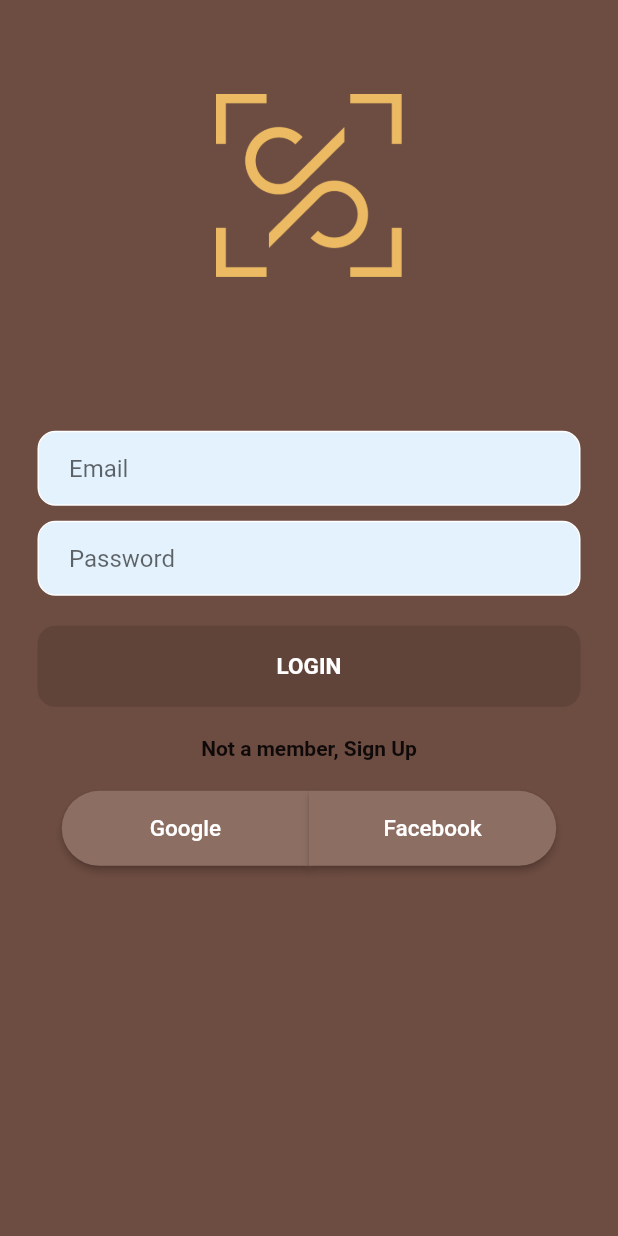
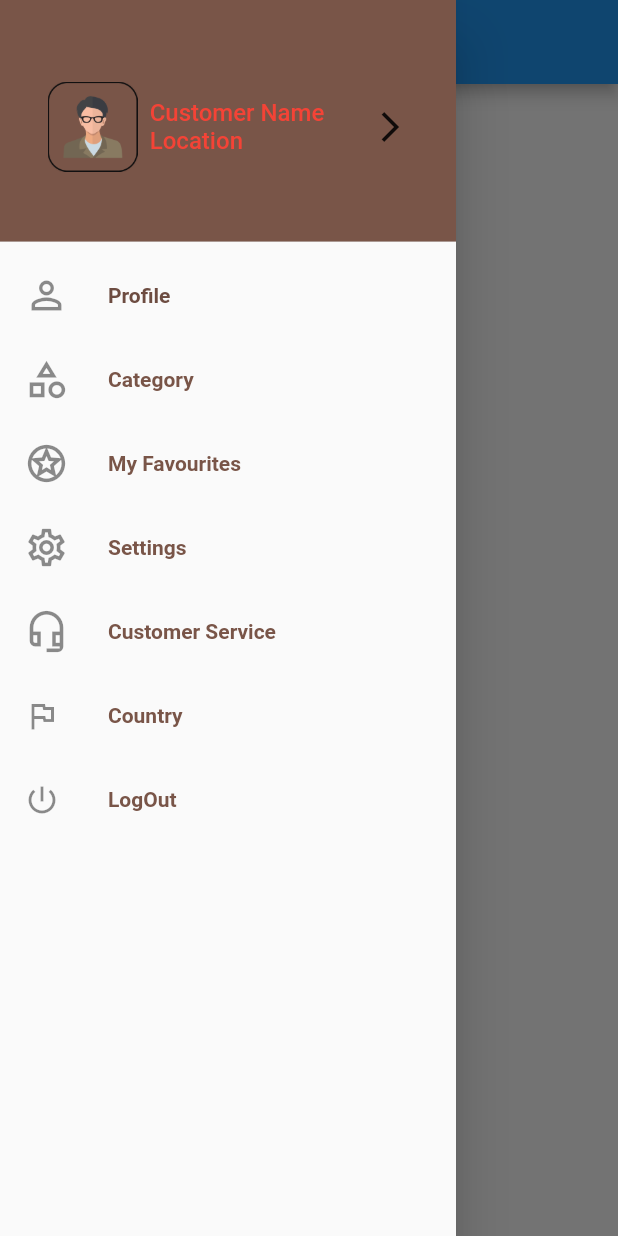
Before and after one commit to abhijitsk/codey, a Flutter app: the screen it shows after launch, with the side drawer open (before the commit the screen has no drawer), on a phone screen of 412 x 824 dp. Run offline on Flutter 3.47's test engine with Material 2 defaults, Android fonts, the light colour scheme and no system bars; our stand-ins replace animated_splash_screen, firebase_auth, firebase_core; accounts and stored records are empty.

Commit message:
slider created

```diff
--- /dev/null
+++ b/codey/lib/login/homepafe_safe.dart
@@ -0,0 +1,31 @@
+import 'package:firebase_auth/firebase_auth.dart';
+import 'package:flutter/material.dart';
+
+class Homepage extends StatefulWidget{
+  const Homepage({Key? key}) : super(key: key);
+
+  @override
+  State<Homepage> createState() => _HomePageState();
+}
+
+class _HomePageState extends State<Homepage>{
+  final user = FirebaseAuth.instance.currentUser!;
+
+
+  @override
+  Widget build(BuildContext context){
+    return  Scaffold(
+      body: Center(child: Column(
+        mainAxisAlignment: MainAxisAlignment.center,
+        children: [
+          Text('Signed in'),
+          MaterialButton(
+            onPressed: () {
+            FirebaseAuth.instance.signOut();
+          },
+          child: Text('SignOut'),)
+        ],
+      )),
+    );
+  }
+}
--- a/codey/lib/login/loginroute.dart
+++ b/codey/lib/login/loginroute.dart
@@ -2,6 +2,7 @@ import 'package:flutter/material.dart';
 import 'package:codey/login/loginpage.dart';
 import 'package:firebase_auth/firebase_auth.dart';
 import 'package:codey/login/home_page.dart';
+
 
 
 class Loginroute extends StatelessWidget{
--- a/codey/lib/main.dart
+++ b/codey/lib/main.dart
@@ -1,12 +1,13 @@
+import 'package:codey/login/home_page.dart';
+import 'package:codey/transitions/login_transition.dart';
 import 'package:flutter/material.dart';
 //import 'package:codey/login/loginpage.dart';
 import 'package:firebase_core/firebase_core.dart';
-import 'package:codey/login/loginroute.dart';
-//import 'package:codey/login/home_page.dart';
-//import 'package:codey/login/signup.dart';
+//import 'package:codey/login/loginroute.dart';
 import 'package:codey/transitions/splash_rotation.dart';
+import 'package:codey/main_pages/homepage.dart';
 
-void main() async {
+Future main() async {
   WidgetsFlutterBinding.ensureInitialized();
   await Firebase.initializeApp();
 
@@ -20,16 +21,8 @@ class MyApp extends StatelessWidget{
   Widget build(BuildContext context){
     return  MaterialApp(
       title: "Codey",
-      home: SplashTransition(),
+      //home: SplashTransition(),
+      home: BodyPage(),
     );
   }
 }
-
-class Home extends StatelessWidget{
-  @override
-  Widget build(BuildContext context) {
-    return Scaffold(
-      body: Text('Hi'),
-    );
-  }
-}
--- /dev/null
+++ b/codey/lib/main_pages/homepage.dart
@@ -0,0 +1,17 @@
+import 'package:flutter/material.dart';
+import 'package:codey/main_pages/slider.dart';
+
+class BodyPage extends StatelessWidget {
+  @override
+
+  Widget build(BuildContext context){
+    return  Scaffold(
+      appBar: AppBar(title: Text('Codey')),
+      body: Center(
+        child: Text('HOMEPAGE'),
+         ),
+      drawer: SliderPage(),
+
+    );
+  }
+}
--- /dev/null
+++ b/codey/lib/main_pages/slider.dart
@@ -0,0 +1,166 @@
+import 'package:flutter/material.dart';
+
+class SliderPage extends StatefulWidget{
+
+  @override
+
+  State<SliderPage> createState() => _SliderPage();
+}
+
+class _SliderPage extends State<SliderPage>{
+  @override
+
+  Widget build(BuildContext context){
+    return Drawer(
+      child: ListView(
+        padding: EdgeInsets.zero,
+        children: <Widget>[
+          DrawerHeader(
+            child: GestureDetector(
+              onTap:(){
+                Navigator.pop(context);
+              },
+              child: Row(
+                mainAxisAlignment: MainAxisAlignment.center,
+                children: [
+                  Padding(
+                    padding: EdgeInsets.all(0.0),
+                    child: Image.asset('images/profile.png',
+                    height: 60,
+                    ),
+                    ),
+                  Padding(
+                    padding: const EdgeInsets.all(8.0),
+                    child: Column(
+                      mainAxisAlignment: MainAxisAlignment.center ,
+                      crossAxisAlignment: CrossAxisAlignment.start,
+                      children: [
+                        Align(
+                          alignment: Alignment.centerLeft,
+                          child: Text(
+                            'Customer Name',
+                            style: TextStyle(fontSize: 16,
+                            color: Colors.red),
+                          ),
+                        ),
+                        Align(
+                          alignment: Alignment.centerLeft,
+                          child: Text(
+                            'Location',
+                            style: TextStyle(
+                              color: Colors.red,
+                              fontSize: 16,
+                            ),),
+
+                        ),
+
+                        ],
+                      ),
+
+                  ),
+                  IconButton(
+                    onPressed: (){},
+                    icon: Icon(Icons.arrow_forward_ios),
+                    padding: EdgeInsets.all(0),
+                    alignment: Alignment.centerRight,
+                    )
+                ]
+                ),
+                ),
+                decoration: BoxDecoration(color: Colors.brown),
+              ),
+              // --------------------------------------------------------------
+              //
+              Padding(
+                padding: const EdgeInsets.all(0.0),
+                child: ListTile(
+                  title: Text('Profile',
+                  style:TextStyle(
+                    color: Colors.brown[600],
+                    fontWeight: FontWeight.bold)
+                    ),
+                  leading: Icon(Icons.person_outline,size: 30,),
+                ),
+
+
+              ),
+              //-----------------------------------------------------------------
+              Padding(padding: const EdgeInsets.all(0.0),
+              child: ListTile(
+                title :Text(
+                  'Category',
+                  style: TextStyle(
+                    fontWeight: FontWeight.bold,
+                    color: Colors.brown),
+                    ),
+                  leading: Icon(Icons.category_outlined,size: 30,),
+                  ),
+                ),
+              //-----------------------------------------------------------------
+              Padding(padding: const EdgeInsets.all(0.0),
+              child: ListTile(
+                title :Text(
+                  'My Favourites',
+                  style: TextStyle(
+                    fontWeight: FontWeight.bold,
+                    color: Colors.brown),
+                    ),
+                  leading: Icon(Icons.stars_outlined,size: 30,),
+                  ),
+                ),
+              //-----------------------------------------------------------------
+              Padding(padding: const EdgeInsets.all(0.0),
+              child: ListTile(
+                title :Text(
+                  'Settings',
+                  style: TextStyle(
+                    fontWeight: FontWeight.bold,
+                    color: Colors.brown),
+                    ),
+                  leading: Icon(Icons.settings_outlined,size: 30,),
+                  ),
+                ),
+              //-----------------------------------------------------------------
+              Padding(padding: const EdgeInsets.all(0.0),
+              child: ListTile(
+                title :Text(
+                  'Customer Service',
+                  style: TextStyle(
+                    fontWeight: FontWeight.bold,
+                    color: Colors.brown),
+                    ),
+                  leading: Icon(Icons.headset_mic_outlined,size: 30,),
+                  ),
+                ),
+              //-----------------------------------------------------------------
+              Padding(padding: const EdgeInsets.all(0.0),
+              child: ListTile(
+                title :Text(
+                  'Country',
+                  style: TextStyle(
+                    fontWeight: FontWeight.bold,
+                    color: Colors.brown),
+                    ),
+                  leading: Icon(Icons.flag_outlined),
+                  ),
+                ),
+              //-----------------------------------------------------------------
+              Padding(padding: const EdgeInsets.all(0.0),
+              child: ListTile(
+                title :Text(
+                  'LogOut',
+                  style: TextStyle(
+                    fontWeight: FontWeight.bold,
+                    color: Colors.brown),
+                    ),
+                  leading: Icon(Icons.power_settings_new),
+                  ),
+                )
+        ]
+
+        ),
+
+    );
+  }
+
+}
--- /dev/null
+++ b/codey/lib/transitions/login_transition.dart
@@ -0,0 +1,35 @@
+import 'package:codey/login/home_page.dart';
+import 'package:flutter/material.dart';
+import 'package:firebase_auth/firebase_auth.dart';
+
+
+
+class LoginTransition extends StatefulWidget {
+
+  @override
+  State<LoginTransition> createState() => _LoginTransition();
+
+}
+
+class _LoginTransition extends State<LoginTransition>{
+  final user = FirebaseAuth.instance.currentUser!;
+
+  @override
+  Widget build(BuildContext context){
+    return Scaffold(
+      body: SafeArea(
+        child: GestureDetector(
+          child: Image.asset('image/splash.jpg'),
+          onTap: () {
+            Navigator.push(
+              context, MaterialPageRoute(
+                builder: (context) => Homepage()
+                )
+                );
+          },
+          ),
+          ),
+    );
+
+  }
+}
--- a/codey/lib/transitions/splash_rotation.dart
+++ b/codey/lib/transitions/splash_rotation.dart
@@ -5,9 +5,6 @@ import 'package:codey/login/loginroute.dart';
 
 
 class SplashTransition extends StatelessWidget{
-
-
-
 
   @override
 
@@ -26,17 +23,3 @@ class SplashTransition extends StatelessWidget{
 
 
 }
-
-
-class Home extends StatelessWidget{
-  @override
-
-  Widget build(BuildContext context){
-    return MaterialApp(
-      title: 'Home',
-      home: Scaffold(
-        body: Text('Home')
-      ),
-    );
-  }
-}
--- a/codey/pubspec.yaml
+++ b/codey/pubspec.yaml
@@ -67,6 +67,7 @@ flutter:
     - images/shop-4.png
     - images/icon.png
     - images/logo.png
+    - images/profile.png
 
   #   - images/a_dot_burr.jpeg
   #   - images/a_dot_ham.jpeg
```
